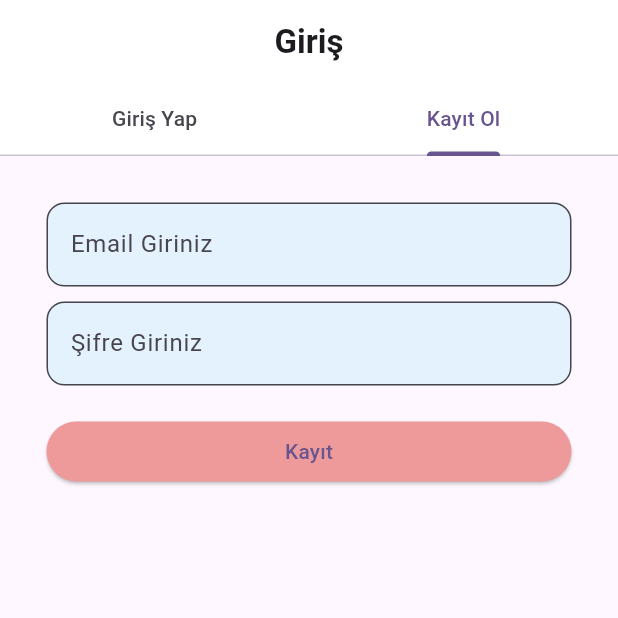
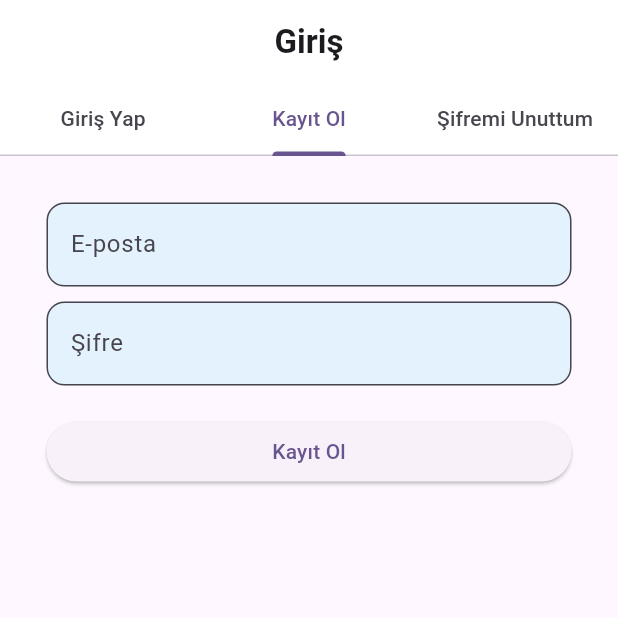
Before and after one commit to VeliDasan/BLoC, a Flutter app: the screen it shows after launch, tab 2 chosen, on a phone screen of 412 x 824 dp, the top half of it. Run offline on Flutter 3.47's test engine with Material 3 defaults, Android fonts, the phone set to English and light mode, and no system bars; our stand-ins replace bloc, cloud_firestore, dio, equatable, firebase_auth, firebase_core and 3 more; missing offline and left inert: kdgaugeview; accounts and stored records are empty.

Commit message:
sifremi unuttum

```diff
--- a/lib/src/blocs/loginBLoC/auth_event.dart
+++ b/lib/src/blocs/loginBLoC/auth_event.dart
@@ -24,10 +24,10 @@ class LoginRequested extends AuthEvent {
   List<Object> get props => [email, password];
 }
 
-class PasswordResetRequested extends AuthEvent {
+class ResetPasswordRequested extends AuthEvent {
   final String email;
 
-  PasswordResetRequested({required this.email});
+  ResetPasswordRequested({required this.email});
 
   @override
   List<Object> get props => [email];
--- a/lib/src/blocs/loginBLoC/auth_state.dart
+++ b/lib/src/blocs/loginBLoC/auth_state.dart
@@ -29,16 +29,16 @@ class SignUpSuccess extends AuthState {
   List<Object> get props => [];
 }
 
-class PasswordResetFailure extends AuthState {
+class ResetPasswordFailure extends AuthState {
   final String error;
 
-  PasswordResetFailure({required this.error});
+  ResetPasswordFailure({required this.error});
 
   @override
   List<Object> get props => [error];
 }
 
-class PasswordResetSuccess extends AuthState {
+class ResetPasswordSuccess extends AuthState {
   @override
   List<Object> get props => [];
 }
--- a/lib/src/elements/appBar.dart
+++ b/lib/src/elements/appBar.dart
@@ -1,5 +1,6 @@
 import 'package:bloc_yapisi/src/pages/user.dart';
 import 'package:bloc_yapisi/src/pages/weathersearch.dart';
+import 'package:bloc_yapisi/src/pages/login.dart'; // Login sayfasının importu
 import 'package:flutter/material.dart';
 import '../utils/global.dart';
 
@@ -26,10 +27,20 @@ PreferredSizeWidget appBar({
             Navigator.push(
                 context,
                 MaterialPageRoute(
-                    builder: (context) =>const  UserPage()
+                    builder: (context) => const UserPage()
                 ));
           },
           icon: const Icon(Icons.person, color: Colors.blue),
+        ),
+        IconButton(
+          onPressed: () {
+            Navigator.pushReplacement(
+                context,
+                MaterialPageRoute(
+                    builder: (context) => const Login()
+                ));
+          },
+          icon: const Icon(Icons.exit_to_app, color: Colors.red),
         ),
       ],
       elevation: 0,
--- a/lib/src/pages/login.dart
+++ b/lib/src/pages/login.dart
@@ -5,7 +5,6 @@ import 'package:bloc_yapisi/src/elements/pageLoading.dart';
 import 'package:bloc_yapisi/src/pages/list.dart';
 import 'package:bloc_yapisi/src/repositories/auth_repository.dart';
 import 'package:bloc_yapisi/src/utils/global.dart';
-import 'package:flutter/cupertino.dart';
 import 'package:flutter/material.dart';
 import 'package:flutter_bloc/flutter_bloc.dart';
 
@@ -21,7 +20,7 @@ class Login extends StatelessWidget {
           authRepository: RepositoryProvider.of<AuthRepository>(context),
         ),
         child: DefaultTabController(
-          length: 2,
+          length: 3,
           child: Scaffold(
             appBar: AppBar(
               centerTitle: true,
@@ -35,13 +34,14 @@ class Login extends StatelessWidget {
                 tabs: [
                   Tab(text: 'Giriş Yap'),
                   Tab(text: 'Kayıt Ol'),
+                  Tab(text: 'Şifremi Unuttum'),
                 ],
               ),
             ),
             body: BlocListener<AuthBloc, AuthState>(
               listener: (context, state) {
                 if (state is Authenticated) {
-                  Navigator.push(
+                  Navigator.pushReplacement(
                     context,
                     MaterialPageRoute(
                       builder: (context) => const ListScreen(),
@@ -50,7 +50,9 @@ class Login extends StatelessWidget {
                 }
                 if (state is UnAuthenticated) {
                   ScaffoldMessenger.of(context).showSnackBar(
-                    SnackBar(content: Text('Hata: ${state.error}')),
+                    SnackBar(
+                      content: Text(state.error),
+                    ),
                   );
                 }
                 if (state is SignUpSuccess) {
@@ -58,14 +60,10 @@ class Login extends StatelessWidget {
                     const SnackBar(content: Text('Kayıt Başarılı')),
                   );
                 }
-                if (state is PasswordResetSuccess) {
+                if (state is ResetPasswordSuccess) {
                   ScaffoldMessenger.of(context).showSnackBar(
-                    const SnackBar(content: Text('Şifre sıfırlama e-postası gönderildi.')),
-                  );
-                }
-                if (state is PasswordResetFailure) {
-                  ScaffoldMessenger.of(context).showSnackBar(
-                    SnackBar(content: Text('Şifre sıfırlama hatası: ${state.error}')),
+                    const SnackBar(
+                        content: Text('Şifre sıfırlama e-postası gönderildi')),
                   );
                 }
               },
@@ -75,6 +73,7 @@ class Login extends StatelessWidget {
                   children: [
                     _buildLoginTab(context),
                     _buildSignUpTab(context),
+                    _buildResetPasswordTab(context),
                   ],
                 ),
               ),
@@ -87,7 +86,8 @@ class Login extends StatelessWidget {
 
   Widget _buildLoginTab(BuildContext context) {
     final TextEditingController _loginEmailController = TextEditingController();
-    final TextEditingController _loginPasswordController = TextEditingController();
+    final TextEditingController _loginPasswordController =
+        TextEditingController();
 
     return Padding(
       padding: const EdgeInsets.all(15.0),
@@ -97,10 +97,9 @@ class Login extends StatelessWidget {
           TextField(
             controller: _loginEmailController,
             decoration: InputDecoration(
-              labelText: 'Email Giriniz',
+              labelText: 'E-posta',
               border: OutlineInputBorder(
                 borderRadius: BorderRadius.circular(12.0),
-                borderSide: const BorderSide(color: Colors.blue, width: 2.0),
               ),
               filled: true,
               fillColor: Colors.blue.shade50,
@@ -110,10 +109,9 @@ class Login extends StatelessWidget {
           TextField(
             controller: _loginPasswordController,
             decoration: InputDecoration(
-              labelText: 'Şifre Giriniz',
+              labelText: 'Şifre',
               border: OutlineInputBorder(
                 borderRadius: BorderRadius.circular(12.0),
-                borderSide: const BorderSide(color: Colors.blue, width: 2.0),
               ),
               filled: true,
               fillColor: Colors.blue.shade50,
@@ -134,21 +132,9 @@ class Login extends StatelessWidget {
                       .read<AuthBloc>()
                       .add(LoginRequested(email: email, password: password));
                 },
-                style: ElevatedButton.styleFrom(
-                    backgroundColor: Colors.red.shade200),
-                child: const Text('Giriş'),
+                child: const Text('Giriş Yap'),
               );
             },
-          ),
-          TextButton(
-            onPressed: () {
-              final email = _loginEmailController.text;
-              context.read<AuthBloc>().add(PasswordResetRequested(email: email));
-            },
-            child: const Text(
-              'Şifremi Unuttum',
-              style: TextStyle(color: Colors.blue),
-            ),
           ),
         ],
       ),
@@ -156,8 +142,10 @@ class Login extends StatelessWidget {
   }
 
   Widget _buildSignUpTab(BuildContext context) {
-    final TextEditingController _signUpEmailController = TextEditingController();
-    final TextEditingController _signUpPasswordController = TextEditingController();
+    final TextEditingController _signUpEmailController =
+        TextEditingController();
+    final TextEditingController _signUpPasswordController =
+        TextEditingController();
 
     return Padding(
       padding: const EdgeInsets.all(15.0),
@@ -167,10 +155,9 @@ class Login extends StatelessWidget {
           TextField(
             controller: _signUpEmailController,
             decoration: InputDecoration(
-              labelText: 'Email Giriniz',
+              labelText: 'E-posta',
               border: OutlineInputBorder(
                 borderRadius: BorderRadius.circular(12.0),
-                borderSide: const BorderSide(color: Colors.blue, width: 2.0),
               ),
               filled: true,
               fillColor: Colors.blue.shade50,
@@ -180,10 +167,9 @@ class Login extends StatelessWidget {
           TextField(
             controller: _signUpPasswordController,
             decoration: InputDecoration(
-              labelText: 'Şifre Giriniz',
+              labelText: 'Şifre',
               border: OutlineInputBorder(
                 borderRadius: BorderRadius.circular(12.0),
-                borderSide: const BorderSide(color: Colors.blue, width: 2.0),
               ),
               filled: true,
               fillColor: Colors.blue.shade50,
@@ -204,9 +190,49 @@ class Login extends StatelessWidget {
                       .read<AuthBloc>()
                       .add(SignUpRequested(email: email, password: password));
                 },
-                style: ElevatedButton.styleFrom(
-                    backgroundColor: Colors.red.shade200),
-                child: const Text('Kayıt'),
+                child: const Text('Kayıt Ol'),
+              );
+            },
+          ),
+        ],
+      ),
+    );
+  }
+
+  Widget _buildResetPasswordTab(BuildContext context) {
+    final TextEditingController _resetPasswordEmailController =
+        TextEditingController();
+
+    return Padding(
+      padding: const EdgeInsets.all(15.0),
+      child: Column(
+        crossAxisAlignment: CrossAxisAlignment.stretch,
+        children: [
+          TextField(
+            controller: _resetPasswordEmailController,
+            decoration: InputDecoration(
+              labelText: 'E-posta Adresinizi Girin',
+              border: OutlineInputBorder(
+                borderRadius: BorderRadius.circular(12.0),
+              ),
+              filled: true,
+              fillColor: Colors.blue.shade50,
+            ),
+          ),
+          const SizedBox(height: 20),
+          BlocBuilder<AuthBloc, AuthState>(
+            builder: (context, state) {
+              if (state is Loading) {
+                return pageLoading();
+              }
+              return ElevatedButton(
+                onPressed: () {
+                  final email = _resetPasswordEmailController.text;
+                  context
+                      .read<AuthBloc>()
+                      .add(ResetPasswordRequested(email: email));
+                },
+                child: const Text('Şifreyi Sıfırla'),
               );
             },
           ),
--- a/lib/src/repositories/auth_repository.dart
+++ b/lib/src/repositories/auth_repository.dart
@@ -50,13 +50,11 @@ class AuthRepository {
     });
   }
 
-  Future<void> resetPassword(String email) async {
+  Future<void> resetPassword({required String email}) async {
     try {
       await _firebaseAuth.sendPasswordResetEmail(email: email);
     } on FirebaseAuthException catch (e) {
       throw Exception(e.toString());
-    } catch (e) {
-      throw Exception(e.toString());
     }
   }
 }
--- a/lib/src/utils/global.dart
+++ b/lib/src/utils/global.dart
@@ -21,7 +21,7 @@ List<VehicleDetail> vehicleDetailList = [
       latitude: 39.4200 ,
       deviceId: 0,
       km: 132.857,
-      speed: 90),
+      speed: 120),
   VehicleDetail(
       fuelTankLevel: 20,
       longitude: 29,
```
Also changed, not shown: lib/src/blocs/loginBLoC/auth_bloc.dart (+4 -4 lines).
